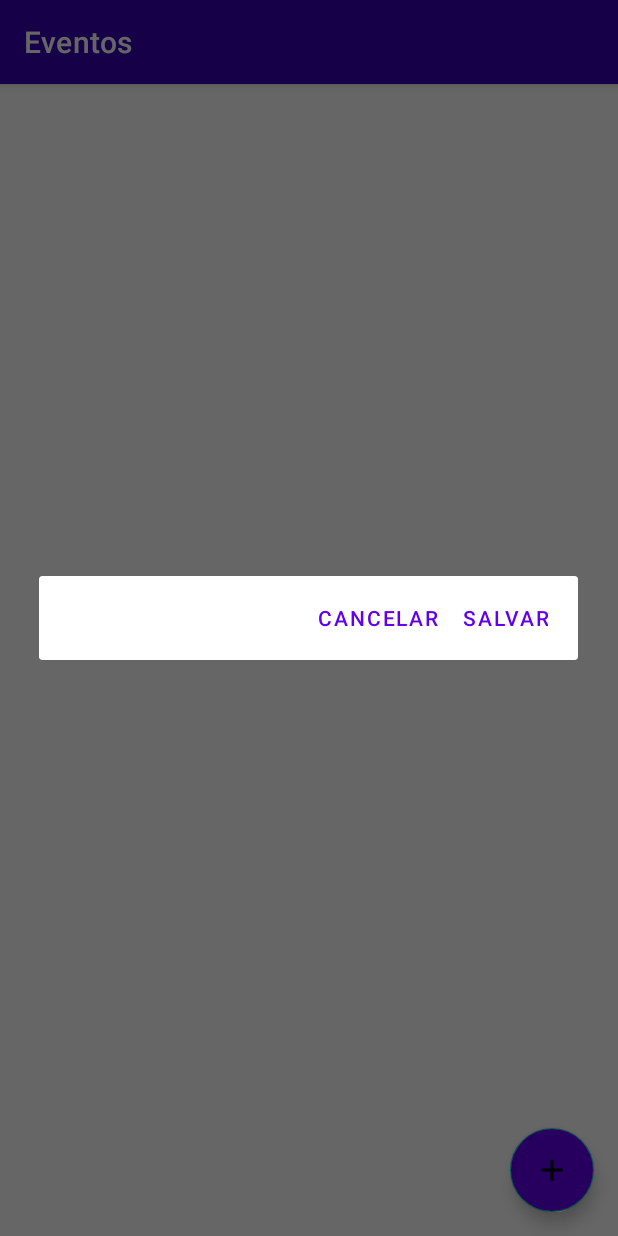
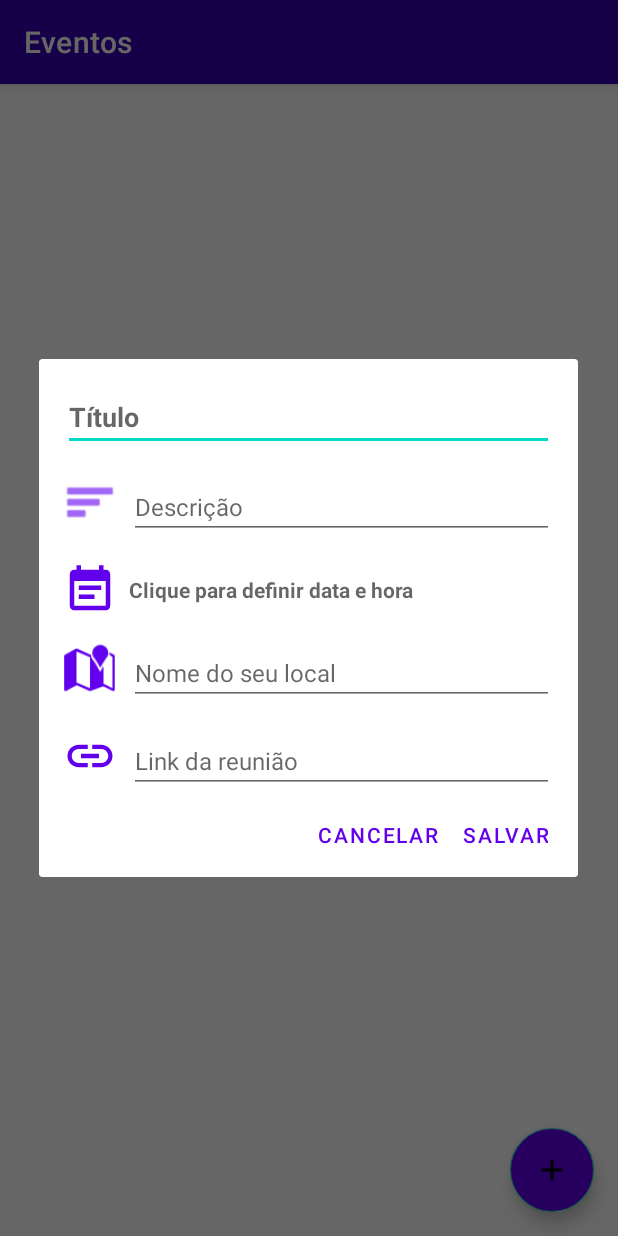
Before and after one commit to mateus-caetano/app-agenda, an Android app: the ListFragment screen opened through its navigation route, after a tap on an icon or button, on a phone screen of 412 x 824 dp. Run offline under Robolectric (Android 15) with nearby library versions, the phone set to English and light mode, and no system bars; 5 statements that could not run were skipped.

Commit message:
app core functions

```diff
--- a/agenda/app/src/main/java/com/mateus/agenda/NewEventDialog.kt
+++ b/agenda/app/src/main/java/com/mateus/agenda/NewEventDialog.kt
@@ -9,10 +9,8 @@ import android.location.Location
 import android.location.LocationManager
 import android.os.Bundle
 import android.text.format.DateFormat
-import android.widget.DatePicker
-import android.widget.LinearLayout
-import android.widget.TimePicker
-import android.widget.Toast
+import android.view.View
+import android.widget.*
 import androidx.fragment.app.DialogFragment
 import androidx.fragment.app.activityViewModels
 import com.google.android.material.textfield.TextInputEditText
@@ -23,13 +21,12 @@ import model.Task
 import java.util.*
 
 class NewEventDialog : DialogFragment(), DatePickerDialog.OnDateSetListener, TimePickerDialog.OnTimeSetListener {
-    private val inflater = requireActivity().layoutInflater;
-    private val dialogLayout = inflater.inflate(R.layout.new_event_dialog, null)
+    private lateinit var globalDialogLayout: View
 
-    private val title: String = dialogLayout?.findViewById<TextInputEditText>(R.id.new_title)?.text.toString()
-    private val description: String = dialogLayout?.findViewById<TextInputEditText>(R.id.new_description)?.text.toString()
-    private var dateTime: String = DateFormat.format("dd-MM-yyyy hh:mm a", Date()).toString()
-    private val link: String = dialogLayout?.findViewById<TextInputEditText>(R.id.new_link)?.text.toString()
+    private lateinit var title: String
+    private lateinit var description: String
+    private var dateTime: String = "Sem data definda"
+    private lateinit var link: String
 
     private val c = Calendar.getInstance()
     private val year = c.get(Calendar.YEAR)
@@ -39,7 +36,14 @@ class NewEventDialog : DialogFragment(), DatePickerDialog.OnDateSetListener, Tim
     private val minute = c.get(Calendar.MINUTE)
 
     override fun onCreateDialog(savedInstanceState: Bundle?): Dialog {
-        pickDate()
+        val inflater = requireActivity().layoutInflater;
+        val dialogLayout = inflater.inflate(R.layout.new_event_dialog, null)
+        globalDialogLayout = dialogLayout
+
+        val dateTimeButton = dialogLayout.findViewById<LinearLayout>(R.id.linearlayoutDateTime)
+        dateTimeButton.setOnClickListener {
+            DatePickerDialog(requireContext(), this, year, month, day).show()
+        }
         return activity?.let {
             val builder = AlertDialog.Builder(it)
 
@@ -60,7 +64,13 @@ class NewEventDialog : DialogFragment(), DatePickerDialog.OnDateSetListener, Tim
     fun saveEvent() {
         val repository = EventRepository.Companion.instance()
         val viewModel: EventVewModel by activityViewModels<EventVewModel>({ EventsListViewModelFactory(repository) })
-        val success = viewModel.saveNewEvent(
+
+        title = globalDialogLayout?.findViewById<TextInputEditText>(R.id.new_title)?.text.toString()
+        description = globalDialogLayout?.findViewById<TextInputEditText>(R.id.new_description)?.text.toString()
+//        dateTime = DateFormat.format("dd-MM-yyyy hh:mm a", Date()).toString()
+        link = globalDialogLayout?.findViewById<TextInputEditText>(R.id.new_link)?.text.toString()
+
+        val result = viewModel.saveNewEvent(
             Task(
                 title,
                 description,
@@ -68,17 +78,10 @@ class NewEventDialog : DialogFragment(), DatePickerDialog.OnDateSetListener, Tim
                 Location(LocationManager.NETWORK_PROVIDER),
                 link)
         )
-        if(success) {
+        if(result) {
             Toast.makeText(context, "Evento adicionado com sucesso", Toast.LENGTH_SHORT).show()
         } else {
             Toast.makeText(context, "O evento não pôde ser adicionado", Toast.LENGTH_SHORT).show()
-        }
-    }
-
-    fun pickDate() {
-        val dateTimeButton = dialogLayout.findViewById<LinearLayout>(R.id.linearlayoutDateTime)
-        dateTimeButton.setOnClickListener {
-            DatePickerDialog(requireContext(), this, year, month, day).show()
         }
     }
 
@@ -89,5 +92,6 @@ class NewEventDialog : DialogFragment(), DatePickerDialog.OnDateSetListener, Tim
 
     override fun onTimeSet(view: TimePicker?, hourOfDay: Int, minute: Int) {
         dateTime = dateTime + " às " + hourOfDay.toString() + "h" + minute.toString() + "m"
+        globalDialogLayout.findViewById<TextView>(R.id.new_date_time).setText(dateTime)
     }
 }
--- a/agenda/app/src/main/java/model/Task.kt
+++ b/agenda/app/src/main/java/model/Task.kt
@@ -2,4 +2,4 @@ package model
 
 import android.location.Location
 
-data class Task(val title: String, val details: String, val dateTime: String, val location: Location, val link: String)
+data class Task(val id: String, val title: String, val details: String, val dateTime: String, val location: Location, val link: String)
--- a/agenda/app/src/main/res/layout/new_event_dialog.xml
+++ b/agenda/app/src/main/res/layout/new_event_dialog.xml
@@ -133,7 +133,7 @@
 
         <com.google.android.material.textfield.TextInputEditText
             android:id="@+id/new_link"
-            android:layout_width="wrap_content"
+            android:layout_width="match_parent"
             android:layout_height="wrap_content"
             android:text=""
             android:hint="Link da reunião"
```
